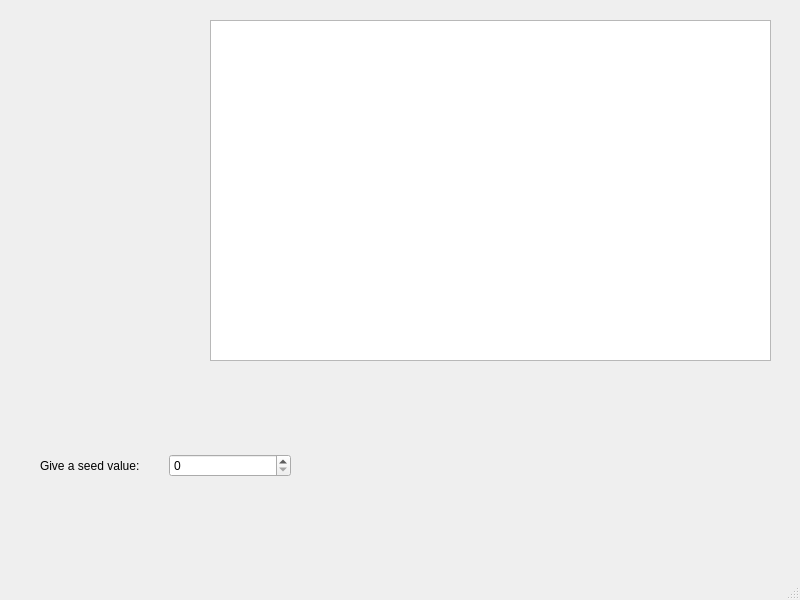
Qt form student/12/numbers_gui/mainwindow.ui (nvjsalonen/Ohj2) before a commit.
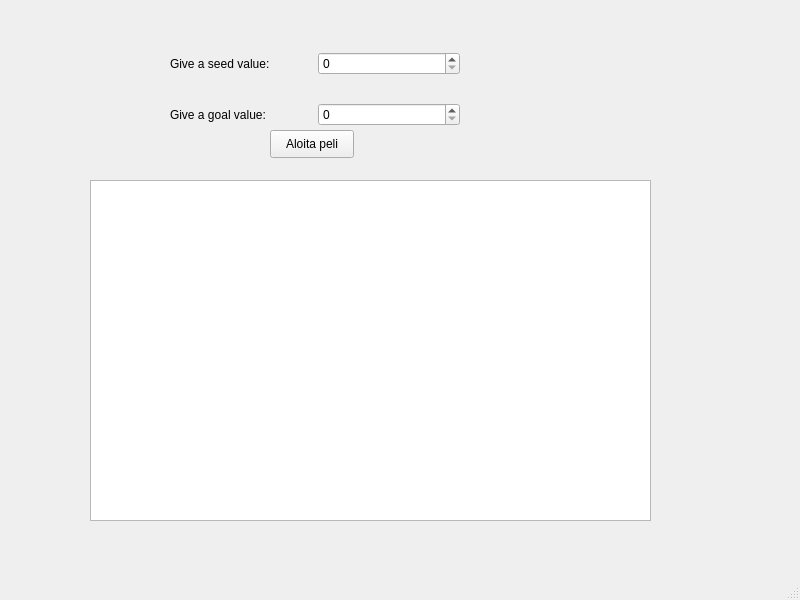
The same form after that commit.

Commit message: Spibox tavoitteelle, spinboxeille rajat ja aloitusnappi lisätty

Diff of the .ui file:
```diff
--- a/student/12/numbers_gui/mainwindow.ui
+++ b/student/12/numbers_gui/mainwindow.ui
@@ -17,8 +17,8 @@
    <widget class="QGraphicsView" name="graphicsView">
     <property name="geometry">
      <rect>
-      <x>210</x>
-      <y>20</y>
+      <x>90</x>
+      <y>180</y>
       <width>561</width>
       <height>341</height>
      </rect>
@@ -27,13 +27,19 @@
    <widget class="QWidget" name="gridLayoutWidget">
     <property name="geometry">
      <rect>
-      <x>40</x>
-      <y>410</y>
-      <width>251</width>
-      <height>111</height>
+      <x>170</x>
+      <y>30</y>
+      <width>290</width>
+      <height>118</height>
      </rect>
     </property>
     <layout class="QGridLayout" name="gridLayout">
+     <item row="0" column="2">
+      <widget class="QSpinBox" name="seedSpinBox"/>
+     </item>
+     <item row="1" column="2">
+      <widget class="QSpinBox" name="goalSpinBox"/>
+     </item>
      <item row="0" column="0">
       <widget class="QLabel" name="label">
        <property name="text">
@@ -41,11 +47,28 @@
        </property>
       </widget>
      </item>
-     <item row="0" column="1">
-      <widget class="QSpinBox" name="seedSpinBox"/>
+     <item row="1" column="0">
+      <widget class="QLabel" name="label_2">
+       <property name="text">
+        <string>Give a goal value:</string>
+       </property>
+      </widget>
      </item>
     </layout>
    </widget>
+   <widget class="QPushButton" name="startButton">
+    <property name="geometry">
+     <rect>
+      <x>270</x>
+      <y>130</y>
+      <width>84</width>
+      <height>28</height>
+     </rect>
+    </property>
+    <property name="text">
+     <string>Aloita peli</string>
+    </property>
+   </widget>
   </widget>
   <widget class="QMenuBar" name="menubar">
    <property name="geometry">
```
The commit also changes 2 other files.
